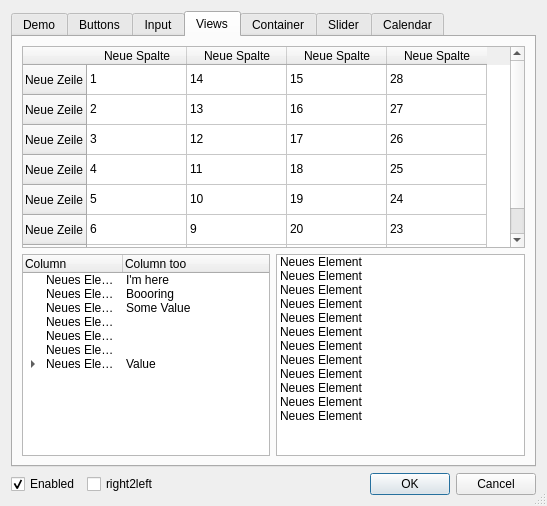
This is config/uiDemo.ui in deiv/bespin-pkg as Qt 5 draws it before an edit. The edited form follows.
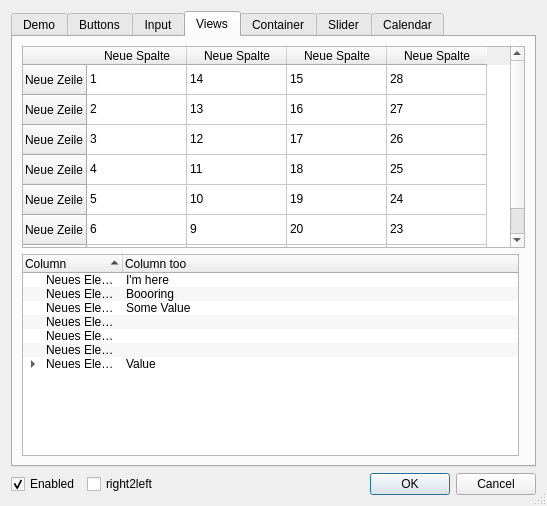
This is the edited form. The open tabs and pages were chosen to show the change. Icons and pictures are not drawn.

The edit to the form file:
```diff
--- a/config/uiDemo.ui
+++ b/config/uiDemo.ui
@@ -743,6 +743,27 @@
        </item>
        <item row="1" column="0" >
         <widget class="QTreeWidget" name="treeWidget" >
+         <property name="alternatingRowColors" >
+          <bool>true</bool>
+         </property>
+         <property name="selectionBehavior" >
+          <enum>QAbstractItemView::SelectRows</enum>
+         </property>
+         <property name="verticalScrollMode" >
+          <enum>QAbstractItemView::ScrollPerPixel</enum>
+         </property>
+         <property name="rootIsDecorated" >
+          <bool>true</bool>
+         </property>
+         <property name="sortingEnabled" >
+          <bool>true</bool>
+         </property>
+         <property name="animated" >
+          <bool>true</bool>
+         </property>
+         <property name="allColumnsShowFocus" >
+          <bool>false</bool>
+         </property>
          <column>
           <property name="text" >
            <string>Column</string>
@@ -915,70 +936,6 @@
          </item>
         </widget>
        </item>
-       <item row="1" column="1" >
-        <widget class="QListWidget" name="listWidget" >
-         <item>
-          <property name="text" >
-           <string>Neues Element</string>
-          </property>
-         </item>
-         <item>
-          <property name="text" >
-           <string>Neues Element</string>
-          </property>
-         </item>
-         <item>
-          <property name="text" >
-           <string>Neues Element</string>
-          </property>
-         </item>
-         <item>
-          <property name="text" >
-           <string>Neues Element</string>
-          </property>
-         </item>
-         <item>
-          <property name="text" >
-           <string>Neues Element</string>
-          </property>
-         </item>
-         <item>
-          <property name="text" >
-           <string>Neues Element</string>
-          </property>
-         </item>
-         <item>
-          <property name="text" >
-           <string>Neues Element</string>
-          </property>
-         </item>
-         <item>
-          <property name="text" >
-           <string>Neues Element</string>
-          </property>
-         </item>
-         <item>
-          <property name="text" >
-           <string>Neues Element</string>
-          </property>
-         </item>
-         <item>
-          <property name="text" >
-           <string>Neues Element</string>
-          </property>
-         </item>
-         <item>
-          <property name="text" >
-           <string>Neues Element</string>
-          </property>
-         </item>
-         <item>
-          <property name="text" >
-           <string>Neues Element</string>
-          </property>
-         </item>
-        </widget>
-       </item>
       </layout>
      </widget>
      <widget class="QWidget" name="Seite_3" >
```
Left out of the diff: 2 changed lines with no effect on the pictures.
